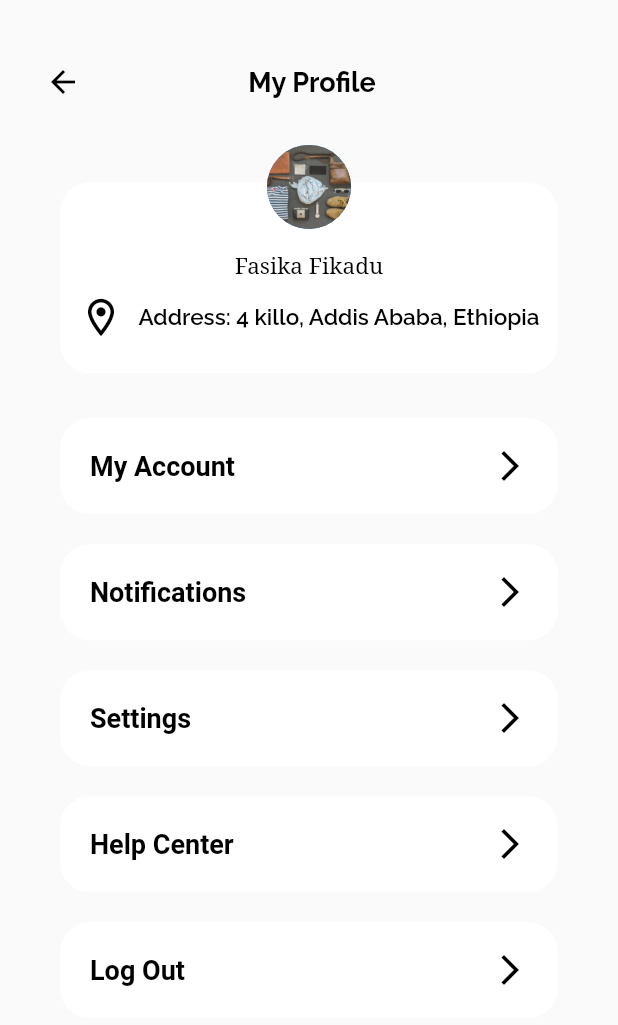
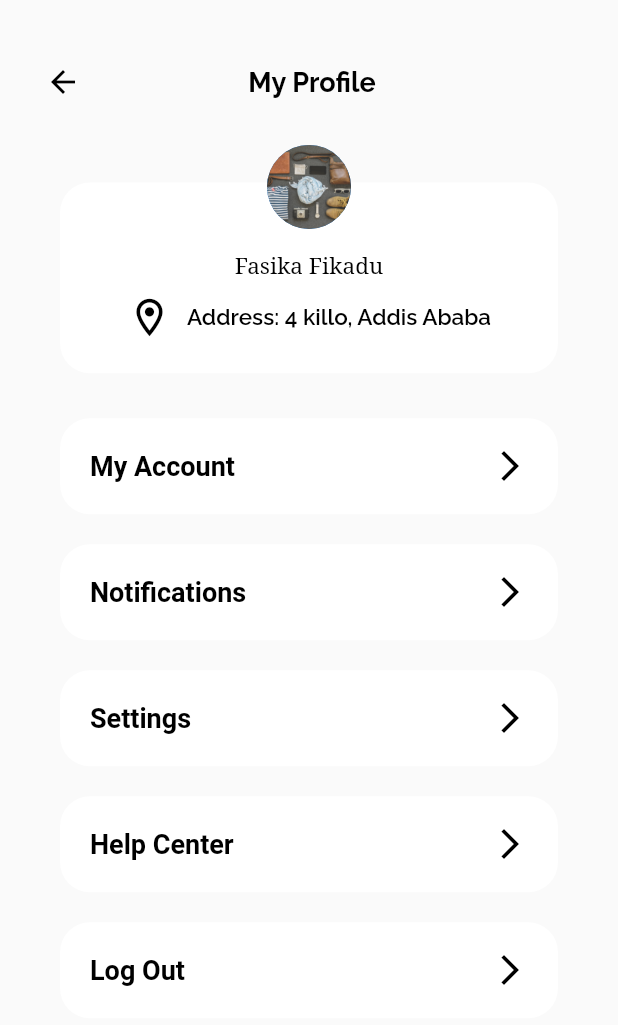
Before and after one commit to fasil729/E-commerce-Flutter-Application, a Flutter app: the ProfileScreen screen opened by its route, on a phone screen of 412 x 824 dp. Shown: the top 1025 px of the screen. Run offline on Flutter 3.47's test engine with Material 2 defaults, Android fonts, the phone set to English and light mode, and no system bars; our stand-ins replace connectivity_plus, equatable, flutter_bloc, flutter_svg, font_awesome_flutter, internet_connection_checker and 1 more; missing offline and left inert: connectivity_plus_web; accounts and stored records are empty; Roboto replaces fonts that are missing (SF Pro Text).

Commit message:
fix counter update

```diff
--- a/lib/presentation/bloc/review/review_event.dart
+++ b/lib/presentation/bloc/review/review_event.dart
@@ -23,7 +23,7 @@ class AddReviewProductEvent extends ReviewEvent {
 
 class DeleteReviewProductEvent extends ReviewEvent {
   final int productID;
-  final Map reviewID;
+  final int reviewID;
 
   const DeleteReviewProductEvent(
       {required this.productID, required this.reviewID});
@@ -32,9 +32,9 @@ class DeleteReviewProductEvent extends ReviewEvent {
 }
 
 class UpdateReviewRatingEvent extends ReviewEvent {
-  int rating;
-  int productId;
+  final int rating;
+  final int productId;
   UpdateReviewRatingEvent({required this.rating, required this.productId});
   @override
-  List<Object?> get props => [];
+  List<Object> get props => [];
 }
--- a/lib/presentation/screens/product_details/components/product_details_content.dart
+++ b/lib/presentation/screens/product_details/components/product_details_content.dart
@@ -80,8 +80,7 @@ class DetailsScreenContentState extends State<DetailsScreenContent> {
                   ),
                   BlocBuilder(
                     bloc: review_bloc,
-  builder: (BuildContext context,
-                  ReviewState state) {
+                    builder: (BuildContext context, ReviewState state) {
                       if (state is ReviewLoadingState) {
                         return Center(child: CircularProgressIndicator());
                       } else if (state is ReviewSuccessFetchDataState) {
@@ -101,13 +100,16 @@ class DetailsScreenContentState extends State<DetailsScreenContent> {
                                 itemBuilder: (BuildContext context, int index) {
                                   Map review = reviews[index];
                                   return ListTile(
-                  title: Text(review["discription"]),
+                                    title: Text(review["description"]),
                                     subtitle: Text('time: ${review["time"]}'),
                                     trailing: IconButton(
                                       icon: Icon(Icons.delete),
                                       onPressed: () {
                                         // Delete the review
-                      BlocProvider.of<ReviewBloc>(context).add(DeleteReviewProductEvent(productID: productID, reviewID: review["id"]));
+                                        BlocProvider.of<ReviewBloc>(context)
+                                            .add(DeleteReviewProductEvent(
+                                                productID: productID,
+                                                reviewID: review["id"]));
                                       },
                                     ),
                                   );
@@ -137,12 +139,15 @@ class DetailsScreenContentState extends State<DetailsScreenContent> {
                                   GestureDetector(
                                     onTap: () {
                                       // Update the rating
-                    review_bloc.add(UpdateReviewRatingEvent(rating: i, productId: productID));
+                                      review_bloc.add(UpdateReviewRatingEvent(
+                                          rating: i, productId: productID));
                                     },
                                     child: Icon(
                                       Icons.star,
                                       size: 32.0,
-                    color: i <= state.rating ? Colors.orange : Colors.grey,
+                                      color: i <= state.rating
+                                          ? Colors.orange
+                                          : Colors.grey,
                                     ),
                                   ),
                                 ],
@@ -153,16 +158,15 @@ class DetailsScreenContentState extends State<DetailsScreenContent> {
                               text: 'Submit',
                               onPressed: () {
                                 if (review_text != Null) {
-
                                   review_bloc.add(AddReviewProductEvent(
                                       productID: productID,
-                review: {"id": count, "time": "june 18 2023", "description": review_text}
-
-              ));
-
+                                      review: {
+                                        "id": count,
+                                        "time": "june 18 2023",
+                                        "description": review_text
+                                      }));
                                 }
                                 // Add the review
-
                               },
                             ),
                           ],
@@ -172,7 +176,6 @@ class DetailsScreenContentState extends State<DetailsScreenContent> {
                       }
                     },
                   ),
-
                 ],
               )),
         ],
--- a/lib/presentation/screens/product_details/components/quantiy_modify.dart
+++ b/lib/presentation/screens/product_details/components/quantiy_modify.dart
@@ -43,6 +43,7 @@ class _QuantitySelectorState extends State<QuantitySelector> {
       if (_value > 0) {
         _value--;
         _controller.text = _value.toString();
+        widget.onValueChanged(_value);
       }
     });
   }
--- a/lib/presentation/screens/profile/components/profile_picture.dart
+++ b/lib/presentation/screens/profile/components/profile_picture.dart
@@ -37,7 +37,7 @@ class ProfilePicture extends StatelessWidget {
                     Icon(Icons.location_on_outlined,color: Colors.black,size: 30,),
                     SizedBox(width: 10,),
                     Text(
-                        "Address: 4 killo, Addis Ababa, Ethiopia",
+                        "Address: 4 killo, Addis Ababa",
                         style: TextStyle(
                           color: Colors.black,
                           fontSize: 15,
```
Also changed, not shown: 1 other file. Lines whose indentation alone changed are shown as unchanged.
